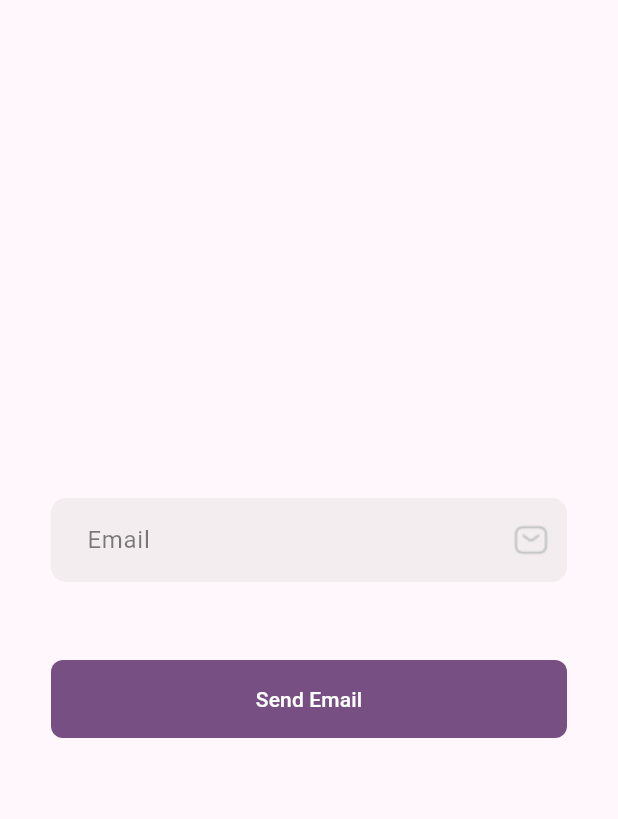
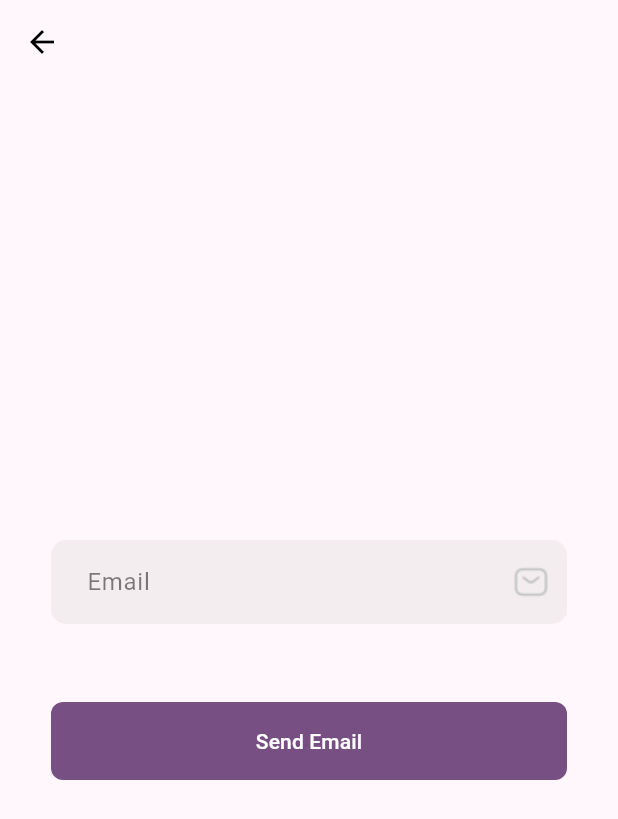
Before and after one commit to NBG-Software/interns-talk-mobile, a Flutter app: the ForgotPasswordPage screen opened directly, on a phone screen of 412 x 824 dp. Shown: the top 819 px of the screen. Run offline on Flutter 3.47's test engine with Material 3 defaults, Android fonts, the phone set to English and light mode, and no system bars; our stand-ins replace dio, flutter_bloc, flutter_secure_storage, package_info_plus; accounts and stored records are empty.

Commit message:
Edited baseUrl and  added back button in forgot password screen

```diff
--- a/lib/data/datasources/api_constants.dart
+++ b/lib/data/datasources/api_constants.dart
@@ -1 +1 @@
-const kBaseUrl = 'http://192.168.10.194:8000/api/v1';
+const kBaseUrl = 'http://47.129.56.224/api/v1';
--- a/lib/ui/pages/forgot_password_page.dart
+++ b/lib/ui/pages/forgot_password_page.dart
@@ -20,6 +20,9 @@ class _ForgotPasswordPageState extends State<ForgotPasswordPage> {
   @override
   Widget build(BuildContext context) {
     return Scaffold(
+      appBar: AppBar(
+        automaticallyImplyLeading: true,
+      ),
       body: BlocConsumer<AuthBloc, AuthState>(builder: (context, state) {
         if (state is AuthLoading) {
           return Center(
@@ -59,16 +62,15 @@ class _BodyViewState extends State<_BodyView> {
 
   void _summitForm() {
     context.read<AuthBloc>().add(AuthForgotPasswordEvent(
-      email: _emailController.text,
-    ));
+          email: _emailController.text,
+        ));
   }
 
   @override
   Widget build(BuildContext context) {
     return SafeArea(
       child: Padding(
-        padding: const EdgeInsets.symmetric(
-           horizontal: kMarginLarge),
+        padding: const EdgeInsets.symmetric(horizontal: kMarginLarge),
         child: Column(
           mainAxisAlignment: MainAxisAlignment.center,
           children: [
@@ -104,7 +106,7 @@ class _BodyViewState extends State<_BodyView> {
                   backgroundColor: WidgetStatePropertyAll(
                       Theme.of(context).colorScheme.primary),
                   minimumSize:
-                  WidgetStatePropertyAll(Size(double.infinity, 52)),
+                      WidgetStatePropertyAll(Size(double.infinity, 52)),
                   shape: WidgetStatePropertyAll(
                     RoundedRectangleBorder(
                       borderRadius: BorderRadius.circular(8),
```
